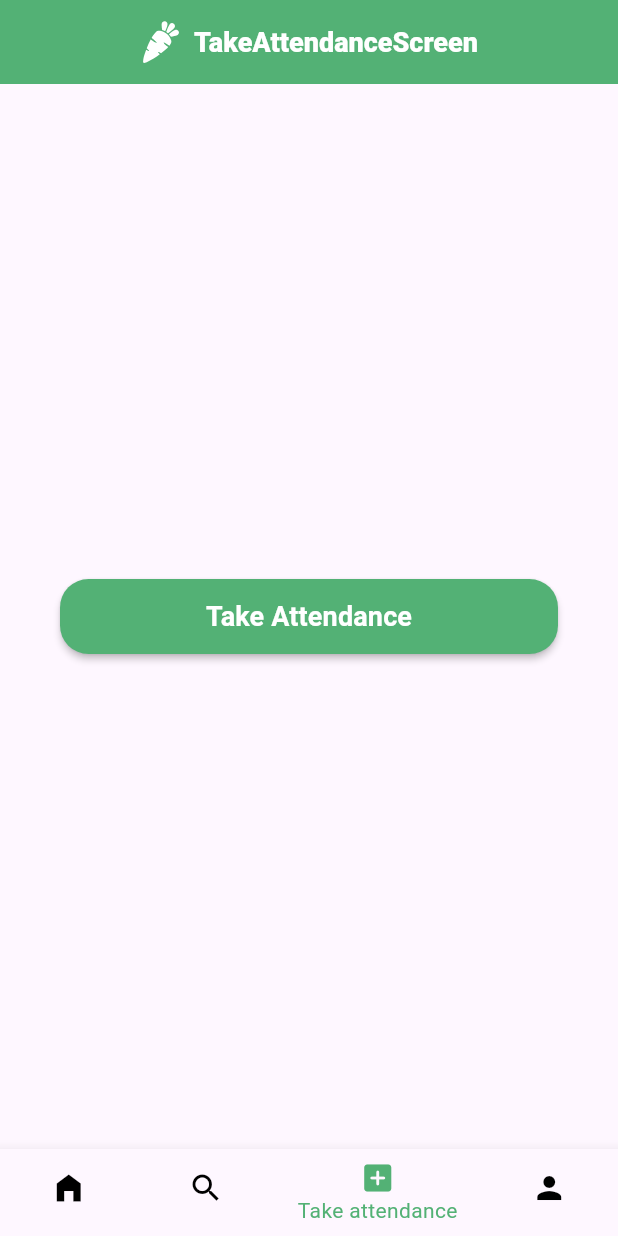
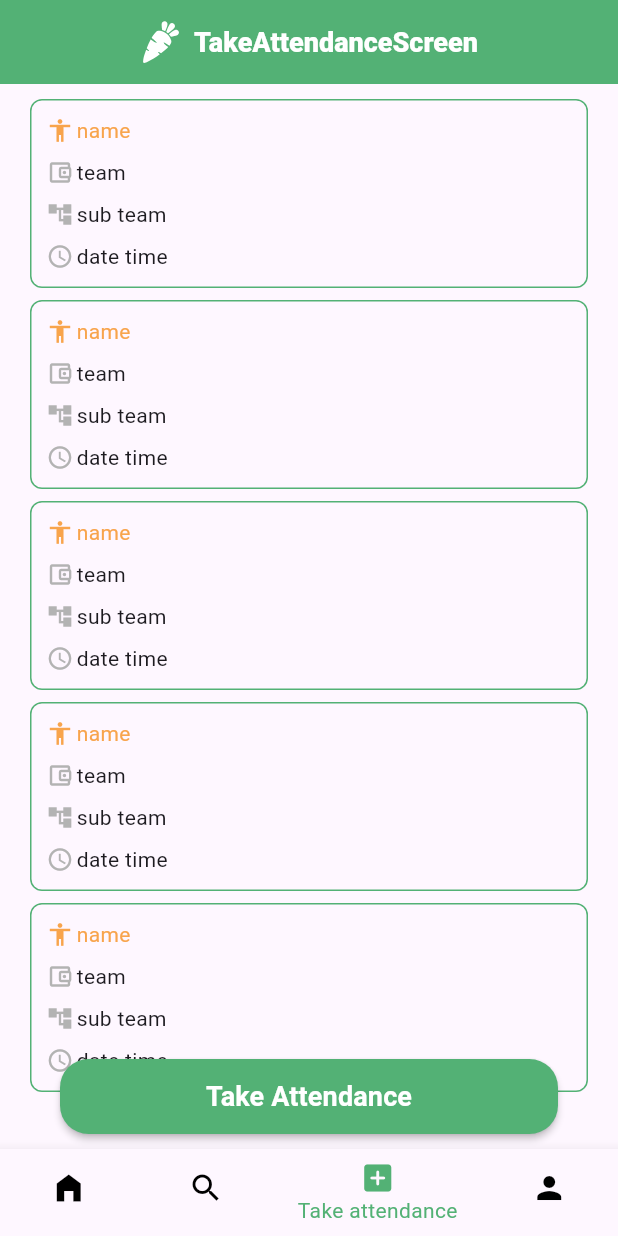
Before and after one commit to George-Abdelmessh/Gawala, a Flutter app: the screen it shows after launch, item 3 of the bottom bar chosen, on a phone screen of 412 x 824 dp. Run offline on Flutter 3.47's test engine with Material 3 defaults, Android fonts, the phone set to English and light mode, and no system bars; our stand-ins replace cloud_firestore, firebase_auth, firebase_core, flutter_bloc, flutter_svg, fluttertoast and 5 more; missing offline and left inert: mobile_scanner; accounts and stored records are empty.

Commit message:
handle attendance card

```diff
--- /dev/null
+++ b/devtools_options.yaml
@@ -0,0 +1,3 @@
+description: This file stores settings for Dart & Flutter DevTools.
+documentation: https://docs.flutter.dev/tools/devtools/extensions#configure-extension-enablement-states
+extensions:
--- /dev/null
+++ b/lib/view/cards/attendance_card.dart
@@ -0,0 +1,61 @@
+import 'package:flutter/material.dart';
+
+import '../../core/style/app_colors.dart';
+import 'row_icon_text.dart';
+
+class AttendanceCard extends StatelessWidget {
+  const AttendanceCard({super.key});
+
+  @override
+  Widget build(BuildContext context) {
+    return Container(
+      padding: const EdgeInsets.all(10),
+      decoration: BoxDecoration(
+        borderRadius: BorderRadius.circular(8),
+        border: Border.all(color: AppColors.green),
+      ),
+      child: const Column(
+        crossAxisAlignment: CrossAxisAlignment.start,
+        children: [
+          RowIconText(
+            icon: Icons.accessibility,
+            text: 'name',
+            space: 2,
+            iconColor: AppColors.softOrange,
+            textStyle: TextStyle(
+              fontSize: 14,
+              color: AppColors.softOrange,
+            ),
+          ),
+          SizedBox(height: 8),
+          RowIconText(
+            icon: Icons.account_balance_wallet_outlined,
+            text: 'team',
+            space: 2,
+            textStyle: TextStyle(
+              fontSize: 14,
+            ),
+          ),
+          SizedBox(height: 8),
+          RowIconText(
+            icon: Icons.account_tree_sharp,
+            text: 'sub team',
+            space: 2,
+            textStyle: TextStyle(
+              fontSize: 14,
+            ),
+          ),
+          SizedBox(height: 8),
+          RowIconText(
+            icon: Icons.access_time_outlined,
+            text: 'date time',
+            space: 2,
+            textStyle: TextStyle(
+              fontSize: 14,
+            ),
+          ),
+        ],
+      ),
+    );
+  }
+}
--- a/lib/view/screens/take_attendance_screen.dart
+++ b/lib/view/screens/take_attendance_screen.dart
@@ -2,19 +2,39 @@ import 'package:attendance/core/app_helper/app_navigator.dart';
 import 'package:attendance/core/custom_widgets/custom_text_button.dart';
 import 'package:attendance/view/screens/barcode_scanner_screen.dart';
 import 'package:flutter/material.dart';
+
+import '../cards/attendance_card.dart';
 
 class TakeAttendanceScreen extends StatelessWidget {
   const TakeAttendanceScreen({super.key});
 
   @override
   Widget build(BuildContext context) {
-    return  Padding(
-      padding: const EdgeInsets.symmetric(vertical: 10, horizontal: 40),
-      child: Center(
-        child: CustomTextButton(
-          text: 'Take Attendance',
-          onTap: () => AppNavigator.push(context, const BarcodeScannerScreen()),
-        ),
+    return Padding(
+      padding: const EdgeInsets.symmetric(vertical: 10, horizontal: 20),
+      child: Stack(
+        children: [
+          ListView.separated(
+            itemBuilder: (context, i) {
+              return const AttendanceCard();
+            },
+            separatorBuilder: (context, i) {
+              return SizedBox(height: 8);
+            },
+            itemCount: 5,
+          ),
+          Align(
+            alignment: Alignment.bottomCenter,
+            child: Padding(
+              padding: const EdgeInsets.symmetric(horizontal: 20.0),
+              child: CustomTextButton(
+                text: 'Take Attendance',
+                onTap: () =>
+                    AppNavigator.push(context, const BarcodeScannerScreen()),
+              ),
+            ),
+          ),
+        ],
       ),
     );
   }
```
